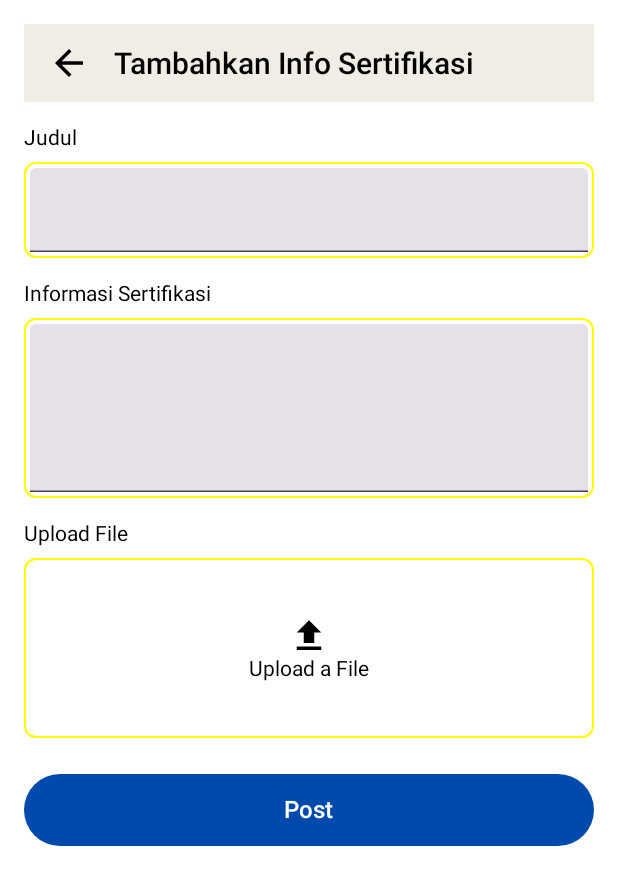
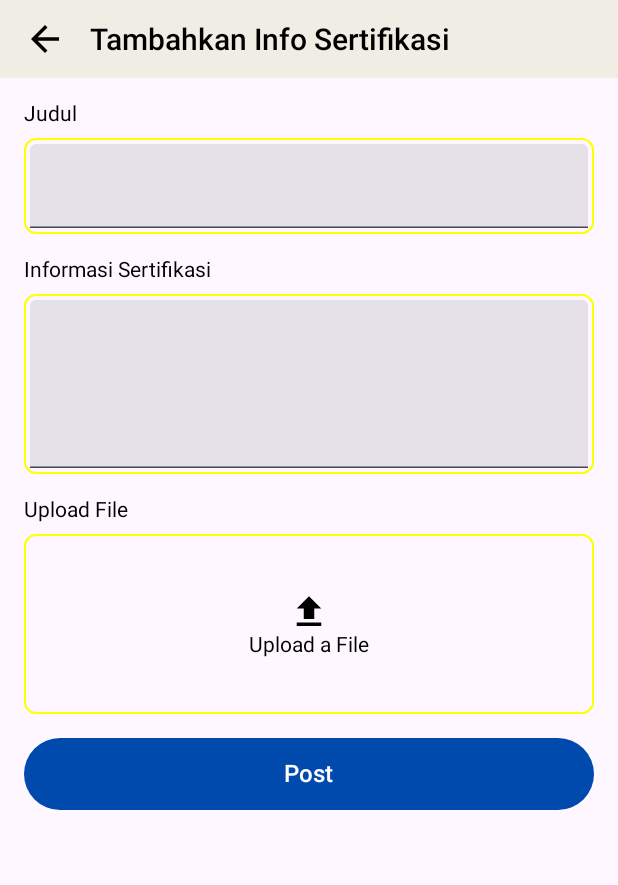
Before and after one commit to najlandv/careerlink, an Android app built with Jetpack Compose: the @Preview function TambahSertifikasiScreenPrev, on a phone screen of 412 x 824 dp. Shown: the top 885 px of the screen. Run offline under Robolectric (Android 15) with nearby library versions, the phone set to English and light mode, and no system bars.

Commit message:
update sertifikasi

```diff
--- a/app/src/main/java/com/example/careerlink/frontend/sertifikasi/TambahSertifikasiScreen.kt
+++ b/app/src/main/java/com/example/careerlink/frontend/sertifikasi/TambahSertifikasiScreen.kt
@@ -1,15 +1,12 @@
-package com.example.careerlink.frontend.sertifikasi
-
-import androidx.compose.foundation.background
 import androidx.compose.foundation.border
 import androidx.compose.foundation.clickable
 import androidx.compose.foundation.layout.*
+import androidx.compose.foundation.lazy.LazyColumn
 import androidx.compose.foundation.shape.RoundedCornerShape
-import androidx.compose.material3.Button
-import androidx.compose.material3.ButtonDefaults
-import androidx.compose.material3.Icon
-import androidx.compose.material3.Text
+import androidx.compose.material3.*
 import androidx.compose.runtime.Composable
+import androidx.compose.runtime.remember
+import androidx.compose.runtime.mutableStateOf
 import androidx.compose.ui.Alignment
 import androidx.compose.ui.Modifier
 import androidx.compose.ui.graphics.Color
@@ -22,27 +19,28 @@ import androidx.compose.ui.unit.dp
 import androidx.compose.ui.unit.sp
 import com.example.careerlink.R
 import com.example.careerlink.frontend.component.TopBar
-import androidx.compose.material3.TextField
-import androidx.compose.runtime.mutableStateOf
-import androidx.compose.runtime.remember
 
 @Composable
 fun TambahSertifikasiScreen(modifier: Modifier = Modifier) {
     val titleState = remember { mutableStateOf(TextFieldValue()) }
     val infoState = remember { mutableStateOf(TextFieldValue()) }
 
-    Column(
+    Scaffold(
+        topBar = {
+            TopBar(
+                text = "Tambahkan Info Sertifikasi",
+                onBackClick = { /* Handle back navigation */ }
+            )
+        }
+    ) { paddingValues ->
+        LazyColumn(
             modifier = modifier
                 .fillMaxSize()
-            .padding(16.dp)
+                .padding(paddingValues)
+                .padding(16.dp),
+            verticalArrangement = Arrangement.spacedBy(16.dp)
         ) {
-        TopBar(
-            text = "Tambahkan Info Sertifikasi",
-            onBackClick = {  }
-        )
-
-        Spacer(modifier = Modifier.height(16.dp))
-
+            item {
                 Text(
                     text = "Judul",
                     fontSize = 14.sp,
@@ -58,9 +56,9 @@ fun TambahSertifikasiScreen(modifier: Modifier = Modifier) {
                         .border(1.dp, Color.Yellow, RoundedCornerShape(8.dp))
                         .padding(4.dp)
                 )
+            }
 
-        Spacer(modifier = Modifier.height(16.dp))
-
+            item {
                 Text(
                     text = "Informasi Sertifikasi",
                     fontSize = 14.sp,
@@ -77,9 +75,9 @@ fun TambahSertifikasiScreen(modifier: Modifier = Modifier) {
                         .border(1.dp, Color.Yellow, RoundedCornerShape(8.dp))
                         .padding(4.dp)
                 )
+            }
 
-        Spacer(modifier = Modifier.height(16.dp))
-
+            item {
                 Text(
                     text = "Upload File",
                     fontSize = 14.sp,
@@ -92,7 +90,7 @@ fun TambahSertifikasiScreen(modifier: Modifier = Modifier) {
                         .fillMaxWidth()
                         .height(120.dp)
                         .border(1.dp, Color.Yellow, RoundedCornerShape(8.dp))
-                .clickable {  },
+                        .clickable { /* Handle file upload */ },
                     contentAlignment = Alignment.Center
                 ) {
                     Column(horizontalAlignment = Alignment.CenterHorizontally) {
@@ -110,11 +108,11 @@ fun TambahSertifikasiScreen(modifier: Modifier = Modifier) {
                         )
                     }
                 }
+            }
 
-        Spacer(modifier = Modifier.height(24.dp))
-
+            item {
                 Button(
-            onClick = { },
+                    onClick = { /* Handle post action */ },
                     modifier = Modifier
                         .fillMaxWidth()
                         .height(48.dp),
@@ -128,6 +126,8 @@ fun TambahSertifikasiScreen(modifier: Modifier = Modifier) {
                 }
             }
         }
+    }
+}
 
 @Preview(showBackground = true)
 @Composable
```
Also changed, not shown: app/src/main/java/com/example/careerlink/frontend/magang/ListPostMagangSayaScreen.kt (+11 -1 lines), app/src/main/java/com/example/careerlink/frontend/sertifikasi/EditSertifikasiScreen.kt (+18 -12 lines), app/src/main/java/com/example/careerlink/frontend/sertifikasi/ListMyPostSertifikasiScreen.kt (renamed from app/src/main/java/com/example/careerlink/frontend/sertifikasi/ListSertifikasiScreen.kt, +32 -21 lines), app/src/main/java/com/example/careerlink/frontend/sertifikasi/ReviewSertifikasiScreen.kt (+23 -19 lines). Lines whose indentation alone changed are shown as unchanged.
